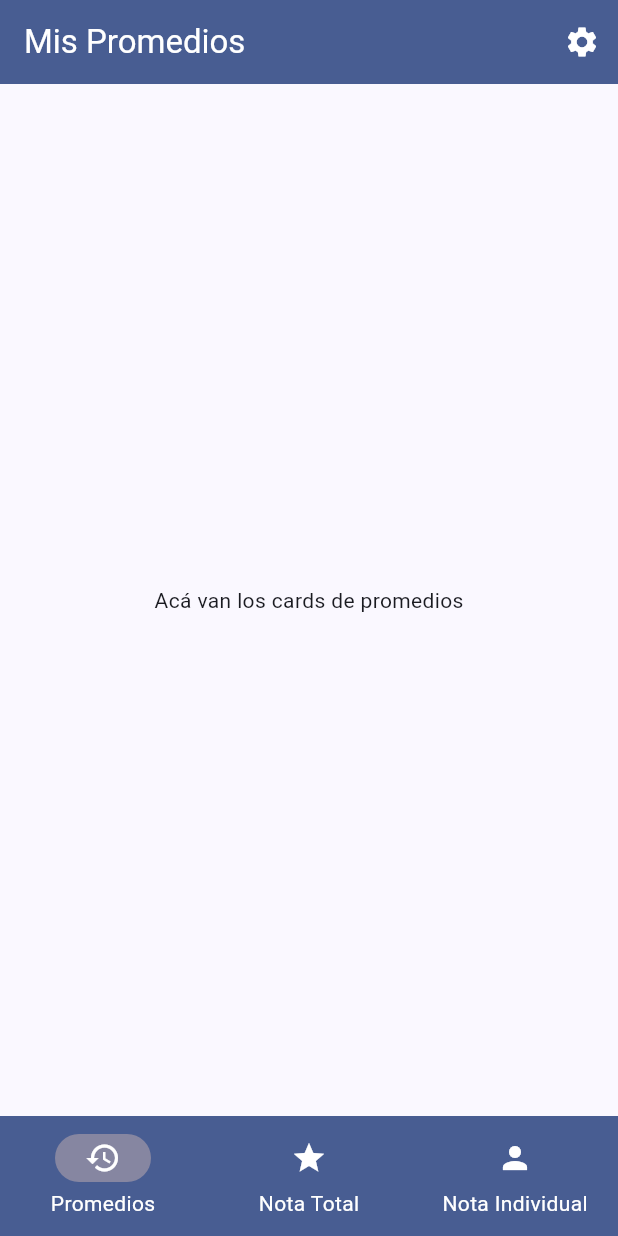
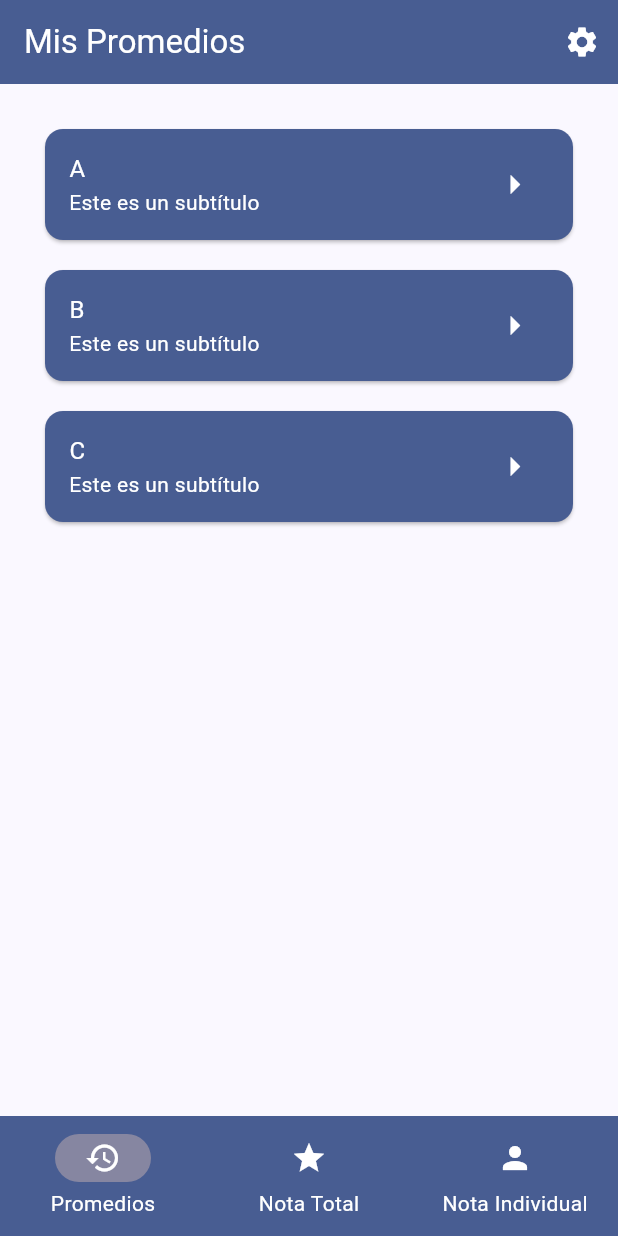
Before and after one commit to AcherPlus/ponderainador-mobile, a Flutter app: the screen it shows after launch, on a phone screen of 412 x 824 dp. Run offline on Flutter 3.47's test engine with Material 3 defaults, Android fonts, the phone set to English and light mode, and no system bars.

Commit message:
cambios front

```diff
--- a/frontend_ponderainador/lib/contenido_promedio.dart
+++ b/frontend_ponderainador/lib/contenido_promedio.dart
@@ -1,10 +1,41 @@
 import 'package:flutter/material.dart';
+import 'package:frontend_ponderainador/styles/app_styles.dart';
 
 class ContenidoPromedio extends StatelessWidget{
-  const ContenidoPromedio({super.key});
+  ContenidoPromedio({super.key});
+
+  final List<String> entries = <String>['A', 'B', 'C'];
 
   @override
   Widget build(BuildContext context){
-    return const Center(child: Text('Acá van los cards de promedios'),);
+    return ListView.builder(
+      padding: const EdgeInsets.all(20),
+      itemCount: entries.length,
+      itemBuilder: (context, index) {
+        return Card(
+          color: Theme.of(context).colorScheme.primary,
+          margin: EdgeInsets.all(10.0),
+          child: ListTile(
+            title: Text(entries[index]),
+            subtitle: Text('Este es un subtítulo'),
+            onTap: () {
+              print('Presionado en $index');
+
+              // Example navigation:
+              // Navigator.push(
+              //   context,
+              //   MaterialPageRoute(builder: (context) => DetailScreen(item: items[index])),
+              // );
+            },
+            textColor: AppStyles.kWhiteColor,
+            trailing: Icon(Icons.arrow_right, color: AppStyles.kWhiteColor, size: 30.0,),
+            minVerticalPadding: 15,
+            shape: RoundedRectangleBorder(
+              borderRadius: BorderRadius.circular(15.0)
+            ),
+          ),
+        );
+      },
+    );
   }
 }
--- a/frontend_ponderainador/lib/navigation_bar.dart
+++ b/frontend_ponderainador/lib/navigation_bar.dart
@@ -25,7 +25,7 @@ class NavigationBarComponente extends StatelessWidget {
         onDestinationSelected: onIndexChanged,
         backgroundColor: Theme.of(context).colorScheme.primary,
         selectedIndex: currentIndex,
-        indicatorColor: Color.fromRGBO(134, 134, 161, 1.0),
+        indicatorColor: AppStyles.indicatorColor,
         destinations: const [
           NavigationDestination(
             icon: Icon(Icons.history, color: AppStyles.kWhiteColor),
--- a/frontend_ponderainador/lib/styles/app_styles.dart
+++ b/frontend_ponderainador/lib/styles/app_styles.dart
@@ -3,4 +3,7 @@ import 'package:flutter/material.dart';
 class AppStyles {
   // Color Blanco
   static const Color kWhiteColor = Colors.white;
+
+  // Color Morado (para indicador)
+  static const Color indicatorColor = Color.fromRGBO(134, 134, 161, 1.0);
 }
```
